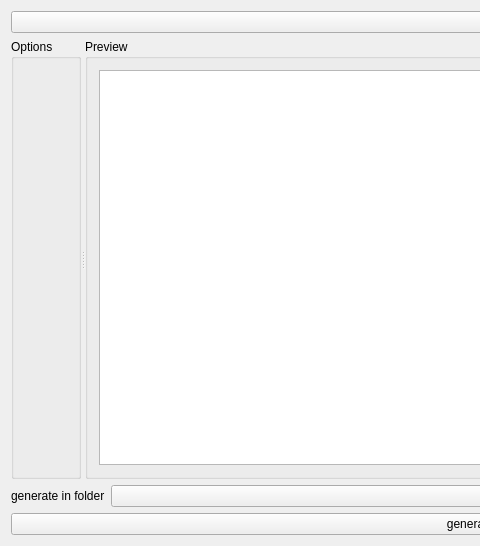
Ulle84/UllesSourceCode, file CodeCreator/CodeCreator.ui: the form before one commit; both pictures show x 0 to 480 and y 0 to 546 of the 941 by 546 pixel window.
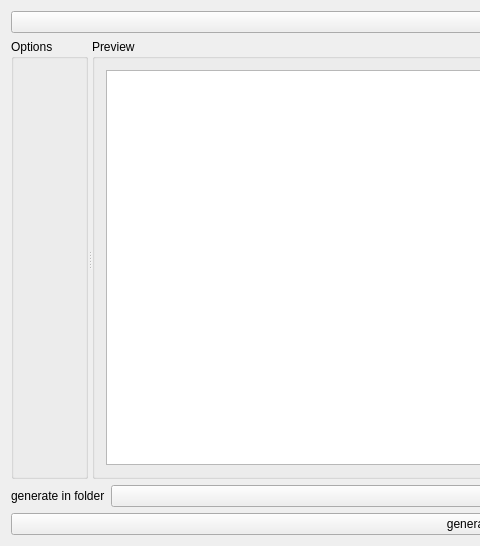
The form after the commit.

Diff of the .ui file:
```diff
--- a/CodeCreator/CodeCreator.ui
+++ b/CodeCreator/CodeCreator.ui
@@ -57,6 +57,19 @@
          </layout>
         </widget>
        </item>
+       <item>
+        <spacer name="verticalSpacer">
+         <property name="orientation">
+          <enum>Qt::Vertical</enum>
+         </property>
+         <property name="sizeHint" stdset="0">
+          <size>
+           <width>20</width>
+           <height>40</height>
+          </size>
+         </property>
+        </spacer>
+       </item>
       </layout>
      </widget>
      <widget class="QGroupBox" name="groupBox_2">
```
